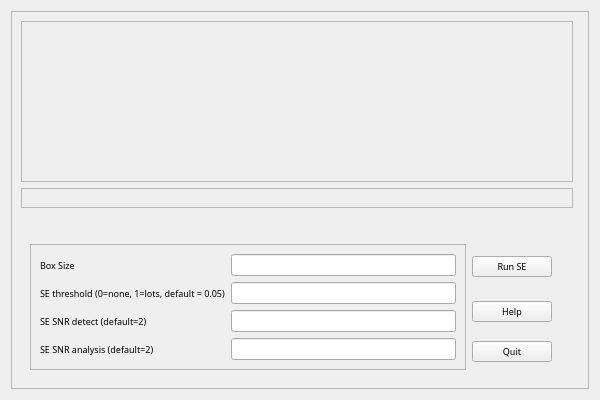
Before: the Qt Designer form maskWidget.ui in rfinn/halphagui, drawn with Qt 5.
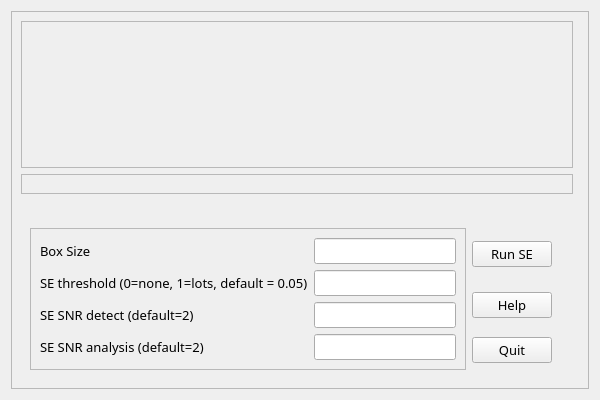
After: the same form once the commit is applied.

```diff
--- a/maskWidget.ui
+++ b/maskWidget.ui
@@ -12,8 +12,8 @@
   </property>
   <property name="font">
    <font>
-    <family>STIX</family>
-    <pointsize>7</pointsize>
+    <family>EB Garamond</family>
+    <pointsize>10</pointsize>
    </font>
   </property>
   <property name="windowTitle">
```
